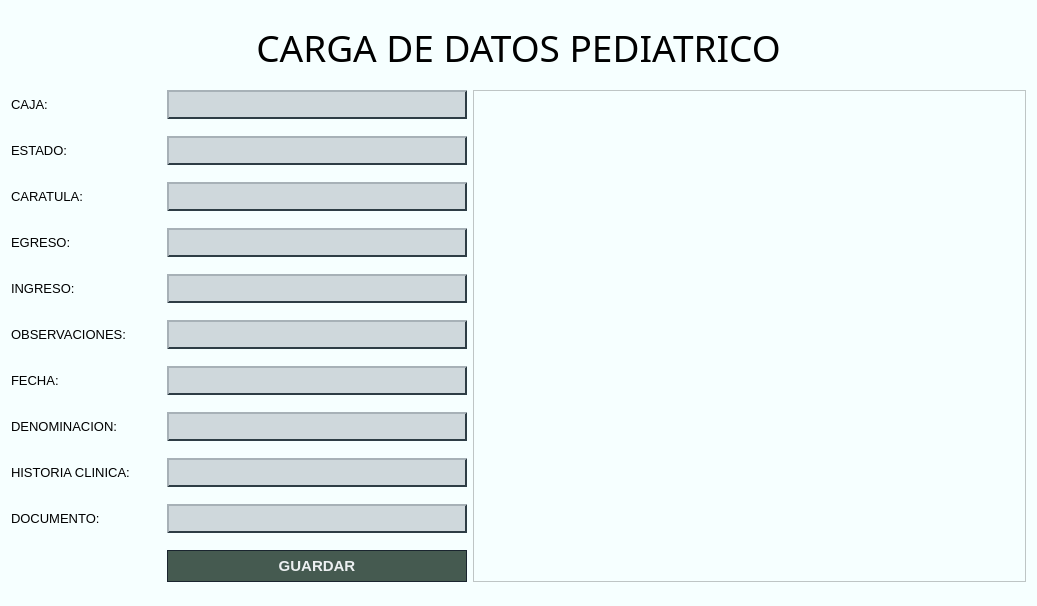
Qt form ui/plantilla_pediatrico.ui (Musthia/base-deposito) before a commit.
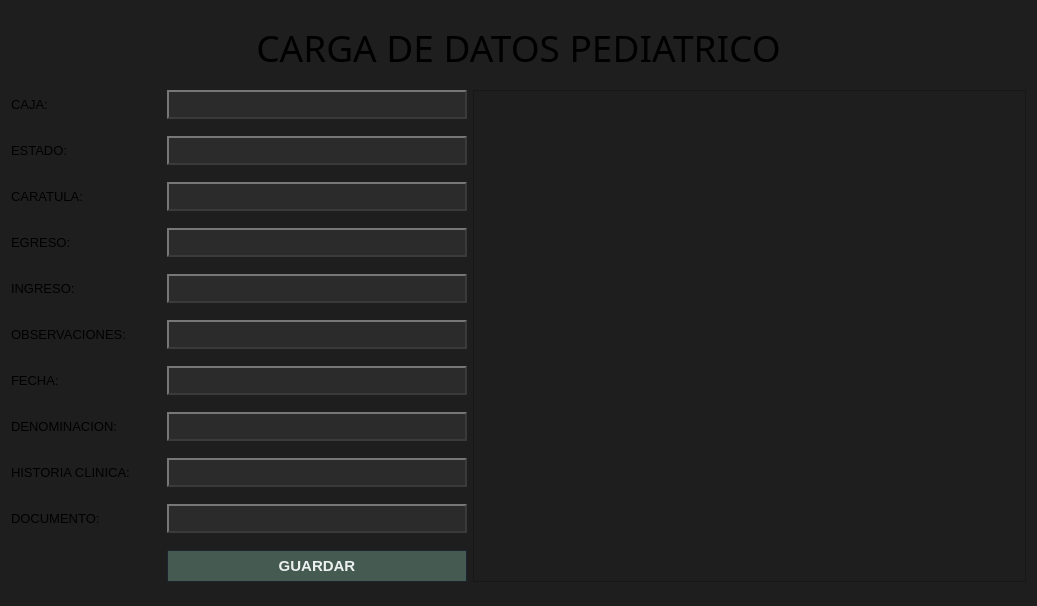
The same form after that commit.

What changed in the file:
```diff
--- a/ui/plantilla_pediatrico.ui
+++ b/ui/plantilla_pediatrico.ui
@@ -14,7 +14,7 @@
    <string>Form</string>
   </property>
   <property name="styleSheet">
-   <string notr="true">background-color: rgb(246, 255, 255);</string>
+   <string notr="true">background-color: #1e1e1e;</string>
   </property>
   <layout class="QGridLayout" name="gridLayout">
    <item row="8" column="1">
@@ -239,17 +239,17 @@
      </property>
      <property name="styleSheet">
       <string notr="true">QLineEdit {
-    background-color: #cfd8dc;          /* gris azulado claro */
-    border: 2px solid #455a64;          /* azul petróleo */
+    background-color: #2b2b2b;
+    border: 2px solid #555555;
   
     padding: 4px 10px;
-    color:  #000012;
+    color:  #e0e0e0;
     font-size: 13px;
 /* relieve simulado */
-    border-top-color: #a7b1b7;   /* borde superior más claro */
-    border-left-color: #a7b1b7;  /* borde izquierdo más claro */
-    border-right-color: #2e3d45; /* borde derecho más oscuro */
-    border-bottom-color: #2e3d45;
+    border-top-color: #777777;
+    border-left-color: #777777;
+    border-right-color: #3a3a3a;
+    border-bottom-color: #3a3a3a;
    
 }
 </string>
@@ -612,17 +612,17 @@
      </property>
      <property name="styleSheet">
       <string notr="true">QLineEdit {
-    background-color: #cfd8dc;          /* gris azulado claro */
-    border: 2px solid #455a64;          /* azul petróleo */
+    background-color: #2b2b2b;
+    border: 2px solid #555555;
   
     padding: 4px 10px;
-    color:  #000012;
+    color:  #e0e0e0;
     font-size: 13px;
 /* relieve simulado */
-    border-top-color: #a7b1b7;   /* borde superior más claro */
-    border-left-color: #a7b1b7;  /* borde izquierdo más claro */
-    border-right-color: #2e3d45; /* borde derecho más oscuro */
-    border-bottom-color: #2e3d45;
+    border-top-color: #777777;
+    border-left-color: #777777;
+    border-right-color: #3a3a3a;
+    border-bottom-color: #3a3a3a;
    
 }
 </string>
@@ -847,17 +847,17 @@
      </property>
      <property name="styleSheet">
       <string notr="true">QLineEdit {
-    background-color: #cfd8dc;          /* gris azulado claro */
-    border: 2px solid #455a64;          /* azul petróleo */
+    background-color: #2b2b2b;
+    border: 2px solid #555555;
   
     padding: 4px 10px;
-    color:  #000012;
+    color:  #e0e0e0;
     font-size: 13px;
 /* relieve simulado */
-    border-top-color: #a7b1b7;   /* borde superior más claro */
-    border-left-color: #a7b1b7;  /* borde izquierdo más claro */
-    border-right-color: #2e3d45; /* borde derecho más oscuro */
-    border-bottom-color: #2e3d45;
+    border-top-color: #777777;
+    border-left-color: #777777;
+    border-right-color: #3a3a3a;
+    border-bottom-color: #3a3a3a;
    
 }
 </string>
@@ -1089,17 +1089,17 @@
      </property>
      <property name="styleSheet">
       <string notr="true">QLineEdit {
-    background-color: #cfd8dc;          /* gris azulado claro */
-    border: 2px solid #455a64;          /* azul petróleo */
+    background-color: #2b2b2b;
+    border: 2px solid #555555;
   
     padding: 4px 10px;
-    color:  #000012;
+    color:  #e0e0e0;
     font-size: 13px;
 /* relieve simulado */
-    border-top-color: #a7b1b7;   /* borde superior más claro */
-    border-left-color: #a7b1b7;  /* borde izquierdo más claro */
-    border-right-color: #2e3d45; /* borde derecho más oscuro */
-    border-bottom-color: #2e3d45;
+    border-top-color: #777777;
+    border-left-color: #777777;
+    border-right-color: #3a3a3a;
+    border-bottom-color: #3a3a3a;
    
 }
 </string>
@@ -1880,17 +1880,17 @@
      </property>
      <property name="styleSheet">
       <string notr="true">QLineEdit {
-    background-color: #cfd8dc;          /* gris azulado claro */
-    border: 2px solid #455a64;          /* azul petróleo */
+    background-color: #2b2b2b;
+    border: 2px solid #555555;
   
     padding: 4px 10px;
-    color:  #000012;
+    color:  #e0e0e0;
     font-size: 13px;
 /* relieve simulado */
-    border-top-color: #a7b1b7;   /* borde superior más claro */
-    border-left-color: #a7b1b7;  /* borde izquierdo más claro */
-    border-right-color: #2e3d45; /* borde derecho más oscuro */
-    border-bottom-color: #2e3d45;
+    border-top-color: #777777;
+    border-left-color: #777777;
+    border-right-color: #3a3a3a;
+    border-bottom-color: #3a3a3a;
    
 }
 </string>
@@ -2301,17 +2301,17 @@
      </property>
      <property name="styleSheet">
       <string notr="true">QLineEdit {
-    background-color: #cfd8dc;          /* gris azulado claro */
-    border: 2px solid #455a64;          /* azul petróleo */
+    background-color: #2b2b2b;
+    border: 2px solid #555555;
   
     padding: 4px 10px;
-    color:  #000012;
+    color:  #e0e0e0;
     font-size: 13px;
 /* relieve simulado */
-    border-top-color: #a7b1b7;   /* borde superior más claro */
-    border-left-color: #a7b1b7;  /* borde izquierdo más claro */
-    border-right-color: #2e3d45; /* borde derecho más oscuro */
-    border-bottom-color: #2e3d45;
+    border-top-color: #777777;
+    border-left-color: #777777;
+    border-right-color: #3a3a3a;
+    border-bottom-color: #3a3a3a;
    
 }
 </string>
@@ -2901,17 +2901,17 @@
      </property>
      <property name="styleSheet">
       <string notr="true">QLineEdit {
-    background-color: #cfd8dc;          /* gris azulado claro */
-    border: 2px solid #455a64;          /* azul petróleo */
+    background-color: #2b2b2b;
+    border: 2px solid #555555;
   
     padding: 4px 10px;
-    color:  #000012;
+    color:  #e0e0e0;
     font-size: 13px;
 /* relieve simulado */
-    border-top-color: #a7b1b7;   /* borde superior más claro */
-    border-left-color: #a7b1b7;  /* borde izquierdo más claro */
-    border-right-color: #2e3d45; /* borde derecho más oscuro */
-    border-bottom-color: #2e3d45;
+    border-top-color: #777777;
+    border-left-color: #777777;
+    border-right-color: #3a3a3a;
+    border-bottom-color: #3a3a3a;
    
 }
 </string>
@@ -3494,17 +3494,17 @@
      </property>
      <property name="styleSheet">
       <string notr="true">QLineEdit {
-    background-color: #cfd8dc;          /* gris azulado claro */
-    border: 2px solid #455a64;          /* azul petróleo */
+    background-color: #2b2b2b;
+    border: 2px solid #555555;
   
     padding: 4px 10px;
-    color:  #000012;
+    color:  #e0e0e0;
     font-size: 13px;
 /* relieve simulado */
-    border-top-color: #a7b1b7;   /* borde superior más claro */
-    border-left-color: #a7b1b7;  /* borde izquierdo más claro */
-    border-right-color: #2e3d45; /* borde derecho más oscuro */
-    border-bottom-color: #2e3d45;
+    border-top-color: #777777;
+    border-left-color: #777777;
+    border-right-color: #3a3a3a;
+    border-bottom-color: #3a3a3a;
    
 }
 </string>
@@ -3908,17 +3908,17 @@
      </property>
      <property name="styleSheet">
       <string notr="true">QLineEdit {
-    background-color: #cfd8dc;          /* gris azulado claro */
-    border: 2px solid #455a64;          /* azul petróleo */
+    background-color: #2b2b2b;
+    border: 2px solid #555555;
   
     padding: 4px 10px;
-    color:  #000012;
+    color:  #e0e0e0;
     font-size: 13px;
 /* relieve simulado */
-    border-top-color: #a7b1b7;   /* borde superior más claro */
-    border-left-color: #a7b1b7;  /* borde izquierdo más claro */
-    border-right-color: #2e3d45; /* borde derecho más oscuro */
-    border-bottom-color: #2e3d45;
+    border-top-color: #777777;
+    border-left-color: #777777;
+    border-right-color: #3a3a3a;
+    border-bottom-color: #3a3a3a;
    
 }
 </string>
@@ -4322,17 +4322,17 @@
      </property>
      <property name="styleSheet">
       <string notr="true">QLineEdit {
-    background-color: #cfd8dc;          /* gris azulado claro */
-    border: 2px solid #455a64;          /* azul petróleo */
+    background-color: #2b2b2b;
+    border: 2px solid #555555;
   
     padding: 4px 10px;
-    color:  #000012;
+    color:  #e0e0e0;
     font-size: 13px;
 /* relieve simulado */
-    border-top-color: #a7b1b7;   /* borde superior más claro */
-    border-left-color: #a7b1b7;  /* borde izquierdo más claro */
-    border-right-color: #2e3d45; /* borde derecho más oscuro */
-    border-bottom-color: #2e3d45;
+    border-top-color: #777777;
+    border-left-color: #777777;
+    border-right-color: #3a3a3a;
+    border-bottom-color: #3a3a3a;
    
 }
 </string>
```
